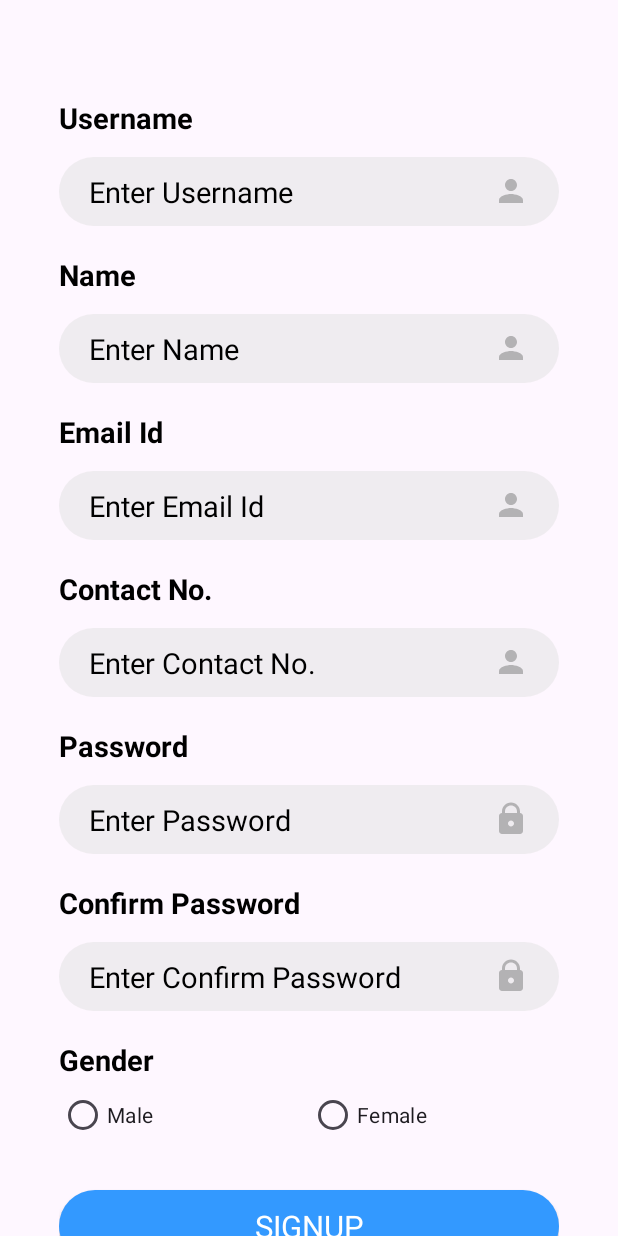
After one commit to sahetu/AndroidBatch1, an Android app: the SignupActivity screen opened directly, with no data from a screen before it, on a phone screen of 412 x 824 dp. The commit adds this screen. Run offline under Robolectric (Android 15) with nearby library versions, the phone set to English and light mode, and no system bars; our stand-ins replace sdp/ssp sizes; Roboto replaces fonts that are not available here.

Commit message:
Signup Changes

```diff
--- a/app/src/main/AndroidManifest.xml
+++ b/app/src/main/AndroidManifest.xml
@@ -12,6 +12,9 @@
         android:supportsRtl="true"
         android:theme="@style/Theme.AndroidBatch1"
         tools:targetApi="31">
+        <activity
+            android:name=".SignupActivity"
+            android:exported="false" />
         <activity
             android:name=".DashboardActivity"
             android:exported="false" />
--- a/app/src/main/java/android/batch1/MainActivity.java
+++ b/app/src/main/java/android/batch1/MainActivity.java
@@ -6,6 +6,7 @@ import android.util.Log;
 import android.view.View;
 import android.widget.Button;
 import android.widget.EditText;
+import android.widget.TextView;
 import android.widget.Toast;
 
 import androidx.appcompat.app.AppCompatActivity;
@@ -19,11 +20,22 @@ public class MainActivity extends AppCompatActivity {
 
     String emailPattern = "[a-zA-Z0-9._-]+@[a-z]+\\.+[a-z]+";
 
+    TextView createAccount;
+
     @Override
     protected void onCreate(Bundle savedInstanceState) {
         super.onCreate(savedInstanceState);
         setContentView(R.layout.activity_main);
         login = findViewById(R.id.main_login);
+
+        createAccount = findViewById(R.id.main_create_account);
+
+        createAccount.setOnClickListener(new View.OnClickListener() {
+            @Override
+            public void onClick(View view) {
+                new CommonMethod(MainActivity.this, SignupActivity.class);
+            }
+        });
 
         email = findViewById(R.id.main_email);
         password = findViewById(R.id.main_password);
--- /dev/null
+++ b/app/src/main/java/android/batch1/SignupActivity.java
@@ -0,0 +1,125 @@
+package android.batch1;
+
+import androidx.appcompat.app.AppCompatActivity;
+
+import android.os.Bundle;
+import android.text.Editable;
+import android.text.TextWatcher;
+import android.view.View;
+import android.widget.Button;
+import android.widget.EditText;
+
+public class SignupActivity extends AppCompatActivity {
+
+    EditText username,name,email,contact,password,confirmPassword;
+    Button signup;
+
+    String emailPattern = "[a-zA-Z0-9._-]+@[a-z]+\\.+[a-z]+";
+
+    @Override
+    protected void onCreate(Bundle savedInstanceState) {
+        super.onCreate(savedInstanceState);
+        setContentView(R.layout.activity_signup);
+
+        username = findViewById(R.id.signup_username);
+        name = findViewById(R.id.signup_name);
+        email = findViewById(R.id.signup_email);
+        contact = findViewById(R.id.signup_contact);
+        password = findViewById(R.id.signup_password);
+        confirmPassword = findViewById(R.id.signup_confirm_password);
+        signup = findViewById(R.id.signup_button);
+
+        password.addTextChangedListener(new TextWatcher() {
+            @Override
+            public void beforeTextChanged(CharSequence charSequence, int i, int i1, int i2) {
+
+            }
+
+            @Override
+            public void onTextChanged(CharSequence charSequence, int i, int i1, int i2) {
+                if(confirmPassword.getText().toString().trim().equals("")){
+
+                }
+                else if(!password.getText().toString().trim().matches(confirmPassword.getText().toString().trim())){
+                    confirmPassword.setError("Password Does Not Match");
+                }
+                else{
+
+                }
+            }
+
+            @Override
+            public void afterTextChanged(Editable editable) {
+
+            }
+        });
+
+        confirmPassword.addTextChangedListener(new TextWatcher() {
+            @Override
+            public void beforeTextChanged(CharSequence charSequence, int i, int i1, int i2) {
+
+            }
+
+            @Override
+            public void onTextChanged(CharSequence charSequence, int i, int i1, int i2) {
+                if(charSequence.toString().trim().equals("")){
+                    confirmPassword.setError("Confirm Password Required");
+                }
+                else if(!password.getText().toString().trim().matches(confirmPassword.getText().toString().trim())){
+                    confirmPassword.setError("Password Does Not Match");
+                }
+                else{
+
+                }
+            }
+
+            @Override
+            public void afterTextChanged(Editable editable) {
+
+            }
+        });
+
+        signup.setOnClickListener(new View.OnClickListener() {
+            @Override
+            public void onClick(View view) {
+                if(username.getText().toString().trim().equals("")){
+                    username.setError("Username Required");
+                }
+                else if(name.getText().toString().trim().equals("")){
+                    name.setError("Name Required");
+                }
+                else if(email.getText().toString().trim().equals("")){
+                    email.setError("Email Id Required");
+                }
+                else if(!email.getText().toString().trim().matches(emailPattern)){
+                    email.setError("Valid Email Id Required");
+                }
+                else if(contact.getText().toString().trim().equals("")){
+                    contact.setError("Contact No. Required");
+                }
+                else if(contact.getText().toString().trim().length()<10){
+                    contact.setError("Valid Contact No. Required");
+                }
+                else if(password.getText().toString().trim().equals("")){
+                    password.setError("Password Required");
+                }
+                else if(password.getText().toString().trim().length()<6){
+                    password.setError("Min. 6 Char Password Required");
+                }
+                else if(confirmPassword.getText().toString().trim().equals("")){
+                    confirmPassword.setError("Confirm Password Required");
+                }
+                else if(confirmPassword.getText().toString().trim().length()<6){
+                    confirmPassword.setError("Min. 6 Char Confirm Password Required");
+                }
+                else if(!password.getText().toString().trim().matches(confirmPassword.getText().toString().trim())){
+                    confirmPassword.setError("Password Does Not Match");
+                }
+                else{
+                    new CommonMethod(SignupActivity.this,"Signup Successfully");
+                }
+            }
+        });
+
+    }
+}
--- /dev/null
+++ b/app/src/main/res/layout/activity_signup.xml
@@ -0,0 +1,141 @@
+<?xml version="1.0" encoding="utf-8"?>
+<LinearLayout xmlns:android="http://schemas.android.com/apk/res/android"
+    xmlns:app="http://schemas.android.com/apk/res-auto"
+    xmlns:tools="http://schemas.android.com/tools"
+    android:layout_width="match_parent"
+    android:layout_height="match_parent"
+    android:orientation="vertical"
+    tools:context=".MainActivity">
+
+    <androidx.core.widget.NestedScrollView
+        android:layout_width="match_parent"
+        android:layout_height="match_parent">
+
+        <LinearLayout
+            android:paddingHorizontal="@dimen/_30sdp"
+            android:orientation="vertical"
+            android:layout_width="match_parent"
+            android:layout_height="match_parent">
+
+            <TextView
+                style="@style/text_bold_15"
+                android:layout_marginTop="@dimen/_50sdp"
+                android:text="@string/username" />
+
+            <EditText
+                android:id="@+id/signup_username"
+                style="@style/edit_15"
+                android:layout_marginTop="@dimen/_10sdp"
+                android:drawableRight="@drawable/ic_user"
+                android:hint="@string/enter_user"
+                android:inputType="textEmailAddress" />
+
+            <TextView
+                style="@style/text_bold_15"
+                android:layout_marginTop="@dimen/_15sdp"
+                android:text="@string/name" />
+
+            <EditText
+                android:id="@+id/signup_name"
+                style="@style/edit_15"
+                android:layout_marginTop="@dimen/_10sdp"
+                android:drawableRight="@drawable/ic_user"
+                android:hint="@string/enter_name"
+                android:inputType="textPersonName" />
+
+            <TextView
+                style="@style/text_bold_15"
+                android:layout_marginTop="@dimen/_15sdp"
+                android:text="@string/email" />
+
+            <EditText
+                android:id="@+id/signup_email"
+                style="@style/edit_15"
+                android:layout_marginTop="@dimen/_10sdp"
+                android:drawableRight="@drawable/ic_user"
+                android:hint="@string/enter_email"
+                android:inputType="textEmailAddress" />
+
+            <TextView
+                style="@style/text_bold_15"
+                android:layout_marginTop="@dimen/_15sdp"
+                android:text="@string/contact" />
+
+            <EditText
+                android:maxLength="10"
+                android:id="@+id/signup_contact"
+                style="@style/edit_15"
+                android:layout_marginTop="@dimen/_10sdp"
+                android:drawableRight="@drawable/ic_user"
+                android:hint="@string/enter_contact"
+                android:inputType="phone" />
+
+            <TextView
+                style="@style/text_bold_15"
+                android:layout_marginTop="@dimen/_15sdp"
+                android:text="@string/password" />
+
+            <EditText
+                android:id="@+id/signup_password"
+                style="@style/edit_15"
+                android:layout_marginTop="@dimen/_10sdp"
+                android:drawableRight="@drawable/ic_lock"
+                android:hint="@string/enter_password"
+                android:inputType="textPassword"
+                android:maxLength="12" />
+
+            <TextView
+                style="@style/text_bold_15"
+                android:layout_marginTop="@dimen/_15sdp"
+                android:text="@string/confirm_password" />
+
+            <EditText
+                android:id="@+id/signup_confirm_password"
+                style="@style/edit_15"
+                android:layout_marginTop="@dimen/_10sdp"
+                android:drawableRight="@drawable/ic_lock"
+                android:hint="@string/enter_confirm_password"
+                android:inputType="textPassword"
+                android:maxLength="12" />
+
+            <TextView
+                style="@style/text_bold_15"
+                android:layout_marginTop="@dimen/_15sdp"
+                android:text="@string/gender" />
+
+            <RadioGroup
+                android:weightSum="2"
+                android:orientation="horizontal"
+                android:layout_width="match_parent"
+                android:layout_height="wrap_content">
+
+                <RadioButton
+                    android:layout_weight="1"
+                    android:id="@+id/signup_male"
+                    android:text="Male"
+                    android:layout_width="match_parent"
+                    android:layout_height="wrap_content"/>
+
+                <RadioButton
+                    android:layout_weight="1"
+                    android:id="@+id/signup_female"
+                    android:text="Female"
+                    android:layout_width="match_parent"
+                    android:layout_height="wrap_content"/>
+
+            </RadioGroup>
+
+            <Button
+                android:layout_marginBottom="@dimen/_20sdp"
+                android:id="@+id/signup_button"
+                style="@style/button_16"
+                android:layout_width="match_parent"
+                android:layout_height="wrap_content"
+                android:layout_marginTop="@dimen/_20sdp"
+                android:text="@string/signup" />
+
+        </LinearLayout>
+
+    </androidx.core.widget.NestedScrollView>
+
+</LinearLayout>
--- a/app/src/main/res/values-night/themes.xml
+++ b/app/src/main/res/values-night/themes.xml
@@ -4,4 +4,38 @@
         <!-- Customize your dark theme here. -->
         <!-- <item name="colorPrimary">@color/my_dark_primary</item> -->
     </style>
+
+    <style name="text_bold_15" parent="Widget.AppCompat.TextView">
+        <item name="android:layout_width">wrap_content</item>
+        <item name="android:layout_height">wrap_content</item>
+        <item name="android:textSize">@dimen/_15sdp</item>
+        <item name="android:textColor">@color/white</item>
+        <item name="android:textStyle">bold</item>
+    </style>
+
+    <style name="text_14" parent="Widget.AppCompat.TextView">
+        <item name="android:layout_width">wrap_content</item>
+        <item name="android:layout_height">wrap_content</item>
+        <item name="android:textSize">@dimen/_14sdp</item>
+        <item name="android:textColor">@color/white</item>
+    </style>
+
+    <style name="edit_15" parent="Widget.AppCompat.EditText">
+        <item name="android:layout_width">match_parent</item>
+        <item name="android:layout_height">wrap_content</item>
+        <item name="android:textSize">@dimen/_15sdp</item>
+        <item name="android:background">@drawable/custom_border</item>
+        <item name="android:paddingHorizontal">20dp</item>
+        <item name="android:paddingVertical">10dp</item>
+        <item name="android:textColor">@color/white</item>
+        <item name="android:textColorHint">@color/white</item>
+    </style>
+
+    <style name="button_16" parent="Widget.AppCompat.Button">
+        <item name="android:background">@drawable/custom_button</item>
+        <item name="backgroundTint">@null</item>
+        <item name="android:textSize">@dimen/_16sdp</item>
+        <item name="android:textColor">@color/white</item>
+    </style>
+
 </resources>
--- a/app/src/main/res/values/strings.xml
+++ b/app/src/main/res/values/strings.xml
@@ -7,4 +7,19 @@
     <string name="enter_password">Enter Password</string>
     <string name="login">Log In</string>
     <string name="login_message">Login Successfully</string>
+    <string name="email">Email Id</string>
+    <string name="enter_email">Enter Email Id</string>
+    <string name="username">Username</string>
+    <string name="name">Name</string>
+    <string name="enter_name">Enter Name</string>
+    <string name="contact">Contact No.</string>
+    <string name="enter_contact">Enter Contact No.</string>
+
+    <string name="confirm_password">Confirm Password</string>
+    <string name="enter_confirm_password">Enter Confirm Password</string>
+
+    <string name="signup">Signup</string>
+
+    <string name="gender">Gender</string>
+
 </resources>
--- a/app/src/main/res/values/themes.xml
+++ b/app/src/main/res/values/themes.xml
@@ -30,6 +30,8 @@
         <item name="android:background">@drawable/custom_border</item>
         <item name="android:paddingHorizontal">20dp</item>
         <item name="android:paddingVertical">10dp</item>
+        <item name="android:textColor">@color/black</item>
+        <item name="android:textColorHint">@color/black</item>
     </style>
 
     <style name="button_16" parent="Widget.AppCompat.Button">
```
